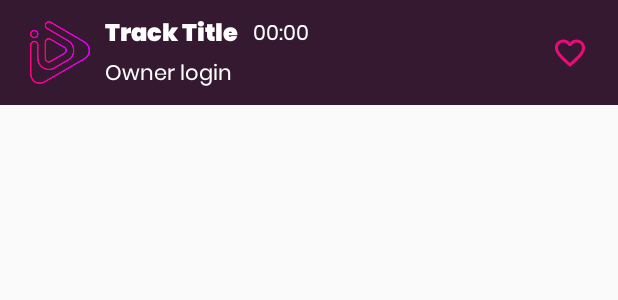
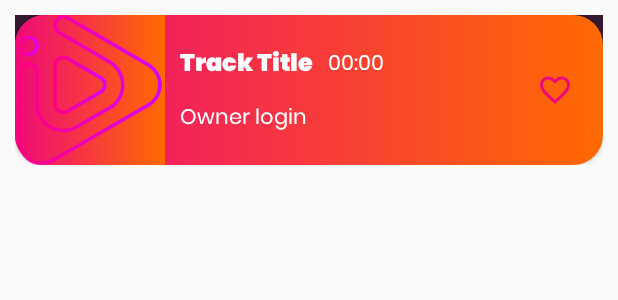
Before and after one commit to arnaugarcia/Sallefy-Pocket, an Android app: the layout track_item.xml on its own in the app's theme, with its tools: preview values and no code run, on a phone screen of 412 x 824 dp. Shown: the top 300 px of the screen. Run offline under Robolectric (Android 15) with nearby library versions, the phone set to English and light mode, and no system bars.

Commit message:
#42 Made a selected track UI

```diff
--- a/app/src/main/java/com/sallefy/adapters/TrackListAdapter.java
+++ b/app/src/main/java/com/sallefy/adapters/TrackListAdapter.java
@@ -15,6 +15,7 @@ import java.util.List;
 
 import androidx.annotation.NonNull;
 import androidx.appcompat.widget.AppCompatImageButton;
+import androidx.constraintlayout.widget.ConstraintLayout;
 import androidx.recyclerview.widget.RecyclerView;
 
 public class TrackListAdapter extends RecyclerView.Adapter<TrackListAdapter.ViewHolder> {
@@ -43,12 +44,15 @@ public class TrackListAdapter extends RecyclerView.Adapter<TrackListAdapter.View
         holder.tvOwner.setText(track.getUser().getLogin());
         holder.tvDuration.setText(String.valueOf(track.getDuration()));
 
+        holder.tvSelectedTrackTitle.setText(track.getName());
+        holder.tvSelectedOwner.setText(track.getUser().getLogin());
+        holder.tvSelectedDuration.setText(String.valueOf(track.getDuration()));
         if (track.getThumbnail() != null) {
             Glide.with(context)
                     .asBitmap()
                     .placeholder(R.drawable.application_logo)
                     .load(track.getThumbnail())
-                    .into(holder.ivThumbnail);
+                    .into(holder.ivSelectedThumbnail);
         }
     }
 
@@ -59,20 +63,47 @@ public class TrackListAdapter extends RecyclerView.Adapter<TrackListAdapter.View
 
     public class ViewHolder extends RecyclerView.ViewHolder {
 
-        ImageView ivThumbnail;
+        ConstraintLayout unselectedLayout;
         TextView tvTrackTitle;
         TextView tvOwner;
         TextView tvDuration;
         AppCompatImageButton ibFavourite;
 
+        ConstraintLayout selectedLayout;
+        ImageView ivSelectedThumbnail;
+        AppCompatImageButton ibSelectedFavourite;
+        TextView tvSelectedTrackTitle;
+        TextView tvSelectedOwner;
+        TextView tvSelectedDuration;
+
         public ViewHolder(@NonNull View itemView) {
             super(itemView);
 
-            ivThumbnail = itemView.findViewById(R.id.iv_thumbnail);
+            unselectedLayout = itemView.findViewById(R.id.unselected_track);
+
             tvTrackTitle = itemView.findViewById(R.id.tv_track_title);
             tvOwner = itemView.findViewById(R.id.tv_owner);
             tvDuration = itemView.findViewById(R.id.tv_duration);
             ibFavourite = itemView.findViewById(R.id.ib_favourite);
+
+
+            selectedLayout = itemView.findViewById(R.id.selected_track);
+
+            ivSelectedThumbnail = itemView.findViewById(R.id.iv_selected_thumbnail);
+            tvSelectedTrackTitle = itemView.findViewById(R.id.tv_selected_track_title);
+            tvSelectedOwner = itemView.findViewById(R.id.tv_selected_owner);
+            tvSelectedDuration = itemView.findViewById(R.id.tv_selected_duration);
+            ibSelectedFavourite = itemView.findViewById(R.id.ib_selected_favourite);
+        }
+
+        public void showSelected() {
+            unselectedLayout.setVisibility(View.GONE);
+            selectedLayout.setVisibility(View.VISIBLE);
+        }
+
+        public void showUnselected() {
+            unselectedLayout.setVisibility(View.VISIBLE);
+            selectedLayout.setVisibility(View.GONE);
         }
     }
 }
--- /dev/null
+++ b/app/src/main/res/drawable-v24/track_card_view_thumbnail_background.xml
@@ -0,0 +1,17 @@
+<?xml version="1.0" encoding="utf-8"?>
+<layer-list xmlns:android="http://schemas.android.com/apk/res/android">
+    <item>
+        <shape android:shape="rectangle">
+            <corners
+                android:bottomLeftRadius="20dp"
+                android:bottomRightRadius="0dp"
+                android:topLeftRadius="20dp"
+                android:topRightRadius="0dp" />
+            <gradient
+                android:angle="0"
+                android:endColor="@color/gradientEnd"
+                android:startColor="@color/gradientStart" />
+        </shape>
+
+    </item>
+</layer-list>
--- /dev/null
+++ b/app/src/main/res/drawable/track_card_view_background.xml
@@ -0,0 +1,17 @@
+<?xml version="1.0" encoding="utf-8"?>
+<layer-list xmlns:android="http://schemas.android.com/apk/res/android">
+    <item>
+        <shape android:shape="rectangle">
+            <corners
+                android:bottomLeftRadius="20dp"
+                android:bottomRightRadius="20dp"
+                android:topLeftRadius="20dp"
+                android:topRightRadius="20dp" />
+            <gradient
+                android:angle="0"
+                android:endColor="@color/gradientEnd"
+                android:startColor="@color/gradientStart" />
+        </shape>
+
+    </item>
+</layer-list>
--- a/app/src/main/res/layout/track_item.xml
+++ b/app/src/main/res/layout/track_item.xml
@@ -2,11 +2,21 @@
 <androidx.constraintlayout.widget.ConstraintLayout xmlns:android="http://schemas.android.com/apk/res/android"
     xmlns:app="http://schemas.android.com/apk/res-auto"
     android:layout_width="match_parent"
+    android:layout_height="wrap_content"
+    android:background="@color/transparent"
+    android:padding="10dp">
+
+    <androidx.constraintlayout.widget.ConstraintLayout
+        android:id="@+id/unselected_track"
+        android:layout_width="match_parent"
         android:layout_height="70dp"
-    android:background="@color/backgroundDefault">
+        android:background="@color/backgroundDefault"
+        app:layout_constraintEnd_toEndOf="parent"
+        app:layout_constraintStart_toStartOf="parent"
+        app:layout_constraintTop_toTopOf="parent">
 
         <ImageView
-        android:id="@+id/iv_thumbnail"
+            android:id="@+id/iv_play"
             android:layout_width="40dp"
             android:layout_height="wrap_content"
             android:layout_marginStart="20dp"
@@ -19,18 +29,16 @@
             app:layout_constraintStart_toStartOf="parent"
             app:layout_constraintTop_toTopOf="parent" />
 
-    <com.google.android.material.textview.MaterialTextView
-        android:id="@+id/tv_track_title"
+        <androidx.appcompat.widget.AppCompatImageButton
+            android:id="@+id/ib_favourite"
             android:layout_width="wrap_content"
             android:layout_height="wrap_content"
-        android:layout_marginStart="10dp"
-        android:layout_marginTop="10dp"
-        android:fontFamily="@font/poppins_black"
-        android:text="@string/track_title_placeholder"
-        android:textColor="@color/colorPrimary"
-        android:textSize="16sp"
-        app:layout_constraintBottom_toTopOf="@+id/tv_owner"
-        app:layout_constraintStart_toEndOf="@+id/iv_thumbnail"
+            android:layout_marginEnd="20dp"
+            android:background="@color/transparent"
+            android:src="@drawable/outline_favorite_border_24"
+            android:tint="@color/gradientStart"
+            app:layout_constraintBottom_toBottomOf="parent"
+            app:layout_constraintEnd_toEndOf="parent"
             app:layout_constraintTop_toTopOf="parent" />
 
         <com.google.android.material.textview.MaterialTextView
@@ -42,9 +50,9 @@
             android:text="@string/duration_placeholder"
             android:textColor="@color/colorPrimary"
             android:textSize="14sp"
-        app:layout_constraintTop_toTopOf="@+id/tv_track_title"
             app:layout_constraintBottom_toBottomOf="@+id/tv_track_title"
-        app:layout_constraintStart_toEndOf="@+id/tv_track_title" />
+            app:layout_constraintStart_toEndOf="@+id/tv_track_title"
+            app:layout_constraintTop_toTopOf="@+id/tv_track_title" />
 
         <com.google.android.material.textview.MaterialTextView
             android:id="@+id/tv_owner"
@@ -59,16 +67,95 @@
             app:layout_constraintStart_toStartOf="@+id/tv_track_title"
             app:layout_constraintTop_toBottomOf="@+id/tv_track_title" />
 
+        <com.google.android.material.textview.MaterialTextView
+            android:id="@+id/tv_track_title"
+            android:layout_width="wrap_content"
+            android:layout_height="wrap_content"
+            android:layout_marginStart="10dp"
+            android:layout_marginTop="10dp"
+            android:fontFamily="@font/poppins_black"
+            android:text="@string/track_title_placeholder"
+            android:textColor="@color/colorPrimary"
+            android:textSize="16sp"
+            app:layout_constraintBottom_toTopOf="@+id/tv_owner"
+            app:layout_constraintStart_toEndOf="@+id/iv_play"
+            app:layout_constraintTop_toTopOf="parent" />
+
+    </androidx.constraintlayout.widget.ConstraintLayout>
+
+    <androidx.constraintlayout.widget.ConstraintLayout
+        android:id="@+id/selected_track"
+        android:layout_width="match_parent"
+        android:layout_height="100dp"
+        android:background="@drawable/track_card_view_background"
+        android:elevation="2dp"
+        app:layout_constraintEnd_toEndOf="parent"
+        app:layout_constraintStart_toStartOf="parent"
+        app:layout_constraintTop_toTopOf="parent">
+
+        <ImageView
+            android:id="@+id/iv_selected_thumbnail"
+            android:layout_width="100dp"
+            android:layout_height="match_parent"
+            android:background="@drawable/track_card_view_thumbnail_background"
+            android:contentDescription="@string/track_thumbnail"
+            android:src="@drawable/application_logo"
+            app:layout_constraintStart_toStartOf="parent"
+            app:layout_constraintTop_toTopOf="parent"
+            app:layout_constraintBottom_toBottomOf="parent"/>
+
         <androidx.appcompat.widget.AppCompatImageButton
-        android:id="@+id/ib_favourite"
+            android:id="@+id/ib_selected_favourite"
             android:layout_width="wrap_content"
             android:layout_height="wrap_content"
             android:layout_marginEnd="20dp"
             android:background="@color/transparent"
+            android:src="@drawable/outline_favorite_border_24"
             android:tint="@color/gradientStart"
-        android:src="@drawable/outline_favorite_border_24"
             app:layout_constraintBottom_toBottomOf="parent"
             app:layout_constraintEnd_toEndOf="parent"
             app:layout_constraintTop_toTopOf="parent" />
 
+        <com.google.android.material.textview.MaterialTextView
+            android:id="@+id/tv_selected_duration"
+            android:layout_width="wrap_content"
+            android:layout_height="wrap_content"
+            android:layout_marginStart="10dp"
+            android:fontFamily="@font/poppins_regular"
+            android:text="@string/duration_placeholder"
+            android:textColor="@color/colorPrimary"
+            android:textSize="14sp"
+            app:layout_constraintBottom_toBottomOf="@+id/tv_selected_track_title"
+            app:layout_constraintStart_toEndOf="@+id/tv_selected_track_title"
+            app:layout_constraintTop_toTopOf="@+id/tv_selected_track_title" />
+
+        <com.google.android.material.textview.MaterialTextView
+            android:id="@+id/tv_selected_owner"
+            android:layout_width="wrap_content"
+            android:layout_height="wrap_content"
+            android:layout_marginBottom="10dp"
+            android:fontFamily="@font/poppins_regular"
+            android:text="@string/owner_login_placeholder"
+            android:textColor="@color/colorPrimary"
+            android:textSize="14sp"
+            app:layout_constraintBottom_toBottomOf="parent"
+            app:layout_constraintStart_toStartOf="@+id/tv_selected_track_title"
+            app:layout_constraintTop_toBottomOf="@+id/tv_selected_track_title" />
+
+        <com.google.android.material.textview.MaterialTextView
+            android:id="@+id/tv_selected_track_title"
+            android:layout_width="wrap_content"
+            android:layout_height="wrap_content"
+            android:layout_marginStart="10dp"
+            android:layout_marginTop="10dp"
+            android:fontFamily="@font/poppins_black"
+            android:text="@string/track_title_placeholder"
+            android:textColor="@color/colorPrimary"
+            android:textSize="16sp"
+            app:layout_constraintBottom_toTopOf="@+id/tv_selected_owner"
+            app:layout_constraintStart_toEndOf="@+id/iv_selected_thumbnail"
+            app:layout_constraintTop_toTopOf="parent" />
+
     </androidx.constraintlayout.widget.ConstraintLayout>
+
+</androidx.constraintlayout.widget.ConstraintLayout>
--- a/app/src/main/res/values/strings.xml
+++ b/app/src/main/res/values/strings.xml
@@ -44,4 +44,5 @@
     <string name="search_title">Search</string>
     <string name="play_image">Play image</string>
     <string name="duration_placeholder">00:00</string>
+    <string name="track_thumbnail">Track thumbnail</string>
 </resources>
```
Lines whose indentation alone changed are shown as unchanged.
